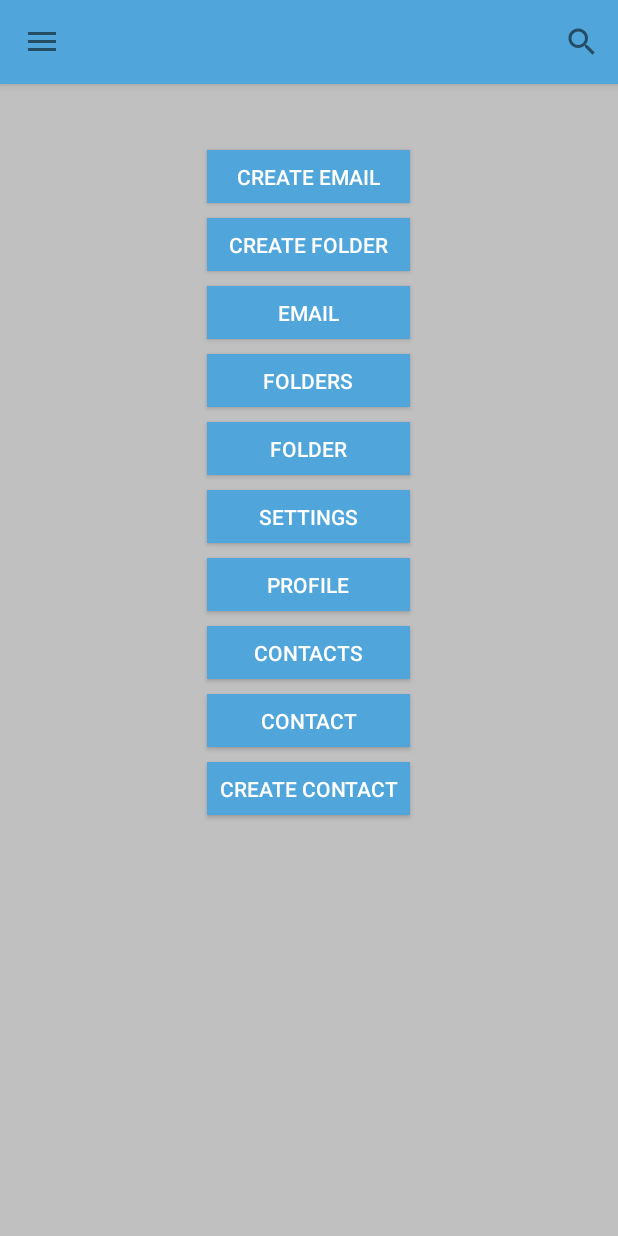
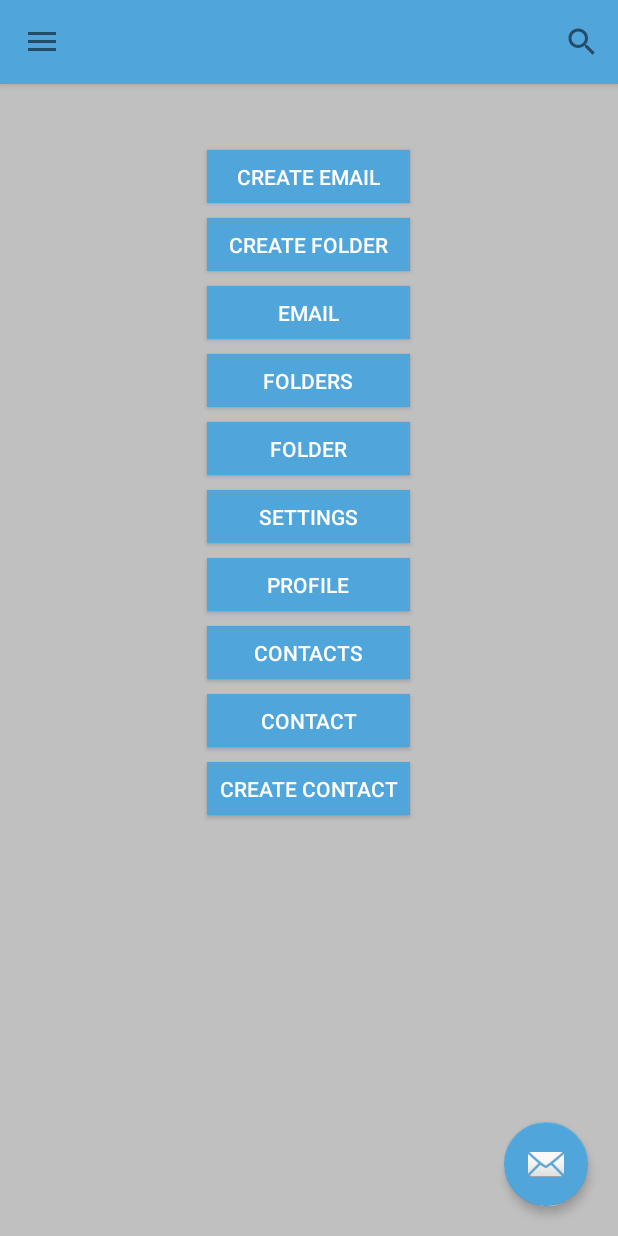
Before and after one commit to Mitra236/doPostAndroid, an Android app: the EmailsActivity screen opened directly, with no data from a screen before it, on a phone screen of 412 x 824 dp. Run offline under Robolectric (Android 15) with nearby library versions, the phone set to English and light mode, and no system bars; Roboto replaces fonts that are not available here.

Commit message:
Dodat floating action button

```diff
--- a/DoPostEmail/app/src/main/res/layout/activity_posts.xml
+++ b/DoPostEmail/app/src/main/res/layout/activity_posts.xml
@@ -14,7 +14,8 @@
         android:layout_width="match_parent"
         android:layout_height="match_parent"
         android:background="@color/black"
-        android:orientation="vertical">
+        android:orientation="vertical"
+        >
 
         <Button
             android:id="@+id/button_create_email"
@@ -122,22 +123,35 @@
             android:textColor="@color/colorWhite"
             android:layout_marginBottom="70dp"/>
 
-        <!--<android.support.design.widget.CoordinatorLayout-->
-            <!--android:layout_width="match_parent"-->
-            <!--android:layout_height="match_parent">-->
-            <!--<android.support.design.widget.FloatingActionButton-->
-                <!--android:id="@+id/fab"-->
-                <!--android:layout_width="wrap_content"-->
-                <!--android:layout_height="wrap_content"-->
-                <!--android:layout_gravity="bottom|end"-->
-                <!--android:src="@android:drawable/ic_dialog_email"-->
-                <!--android:layout_marginBottom="60dp"-->
-                <!--android:layout_marginRight="20dp"-->
-               <!--/>-->
-        <!--</android.support.design.widget.CoordinatorLayout>-->
+
+
+
+
 
 
     </LinearLayout>
+
+    <android.support.design.widget.CoordinatorLayout
+        android:layout_width="match_parent"
+        android:layout_height="match_parent">
+
+        <android.support.design.widget.FloatingActionButton
+            android:id="@+id/fab"
+            android:layout_width="wrap_content"
+            android:layout_height="wrap_content"
+            android:layout_gravity="bottom|end"
+            android:src="@android:drawable/ic_dialog_email"
+            android:layout_marginBottom="20dp"
+            android:layout_marginRight="20dp"
+            app:elevation="4dp"
+            app:backgroundTint="@color/colorToolbar"
+            android:layout_alignParentBottom="true"
+            android:layout_alignParentRight="true"
+            android:layout_alignParentEnd="true"
+
+            />
+
+    </android.support.design.widget.CoordinatorLayout>
 
 
 
```
